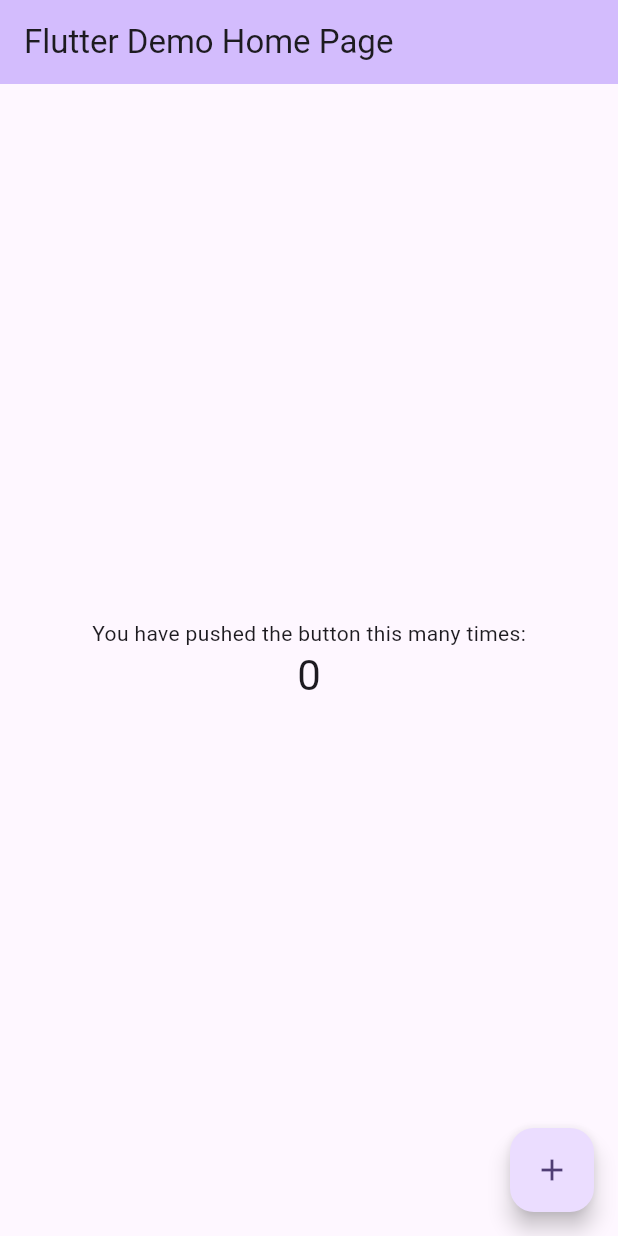
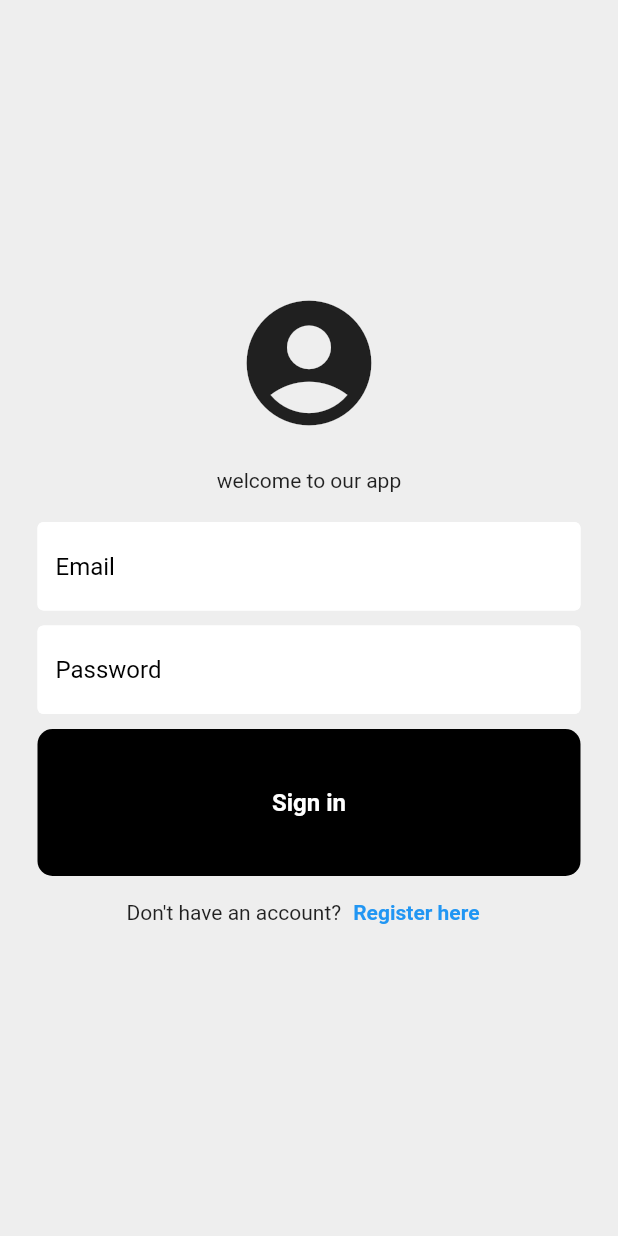
Before and after one commit to AllergyOat/JodWallet-flutter, a Flutter app: the screen it shows after launch, on a phone screen of 412 x 824 dp. Run offline on Flutter 3.47's test engine with Material 2 defaults, Android fonts, the light colour scheme and no system bars; our stand-ins replace firebase_auth, firebase_core; accounts and stored records are empty.

Commit message:
create login and register page and connect the project to firebase

```diff
--- /dev/null
+++ b/lib/auth/auth.dart
@@ -0,0 +1,28 @@
+import 'package:firebase_auth/firebase_auth.dart';
+import 'package:flutter/material.dart';
+import '../pages/home_page.dart';
+import 'login_or_register.dart';
+
+class AuthPage extends StatelessWidget {
+  const AuthPage({super.key});
+
+  @override
+  Widget build(BuildContext context) {
+    return Scaffold(
+      body: StreamBuilder(
+        stream: FirebaseAuth.instance.authStateChanges(),
+        builder: (context, snapshot) {
+          if (snapshot.connectionState == ConnectionState.waiting) {
+            return const Center(child: CircularProgressIndicator());
+          } else if (snapshot.hasError) {
+            return const Center(child: Text('An error occurred'));
+          } else if (snapshot.hasData) {
+            return const HomePage();
+          } else {
+            return const LoginOrRegister();
+          }
+        },
+      ),
+    );
+  }
+}
--- /dev/null
+++ b/lib/auth/login_or_register.dart
@@ -0,0 +1,27 @@
+import 'package:flutter/material.dart';
+import '../pages/login_page.dart';
+import '../pages/register_page.dart';
+
+class LoginOrRegister extends StatefulWidget {
+  const LoginOrRegister({super.key});
+
+  @override
+  State<LoginOrRegister> createState() => _LoginOrRegisterState();
+}
+
+class _LoginOrRegisterState extends State<LoginOrRegister> {
+  bool showLoginPage = true;
+
+  void togglePages() {
+    setState(() => showLoginPage = !showLoginPage);
+  }
+
+  @override
+  Widget build(BuildContext context) {
+    if (showLoginPage) {
+      return LoginPage(onTap: togglePages);
+    } else {
+      return RegisterPage(onTap: togglePages);
+    }
+  }
+}
--- /dev/null
+++ b/lib/component/button.dart
@@ -0,0 +1,38 @@
+import 'package:flutter/material.dart';
+
+class MyButton extends StatelessWidget {
+  final Function()? onTap;
+  final String text;
+  const MyButton({
+    super.key,
+    required this.onTap,
+    required this.text,
+    });
+
+  @override
+  Widget build(BuildContext context) {
+    return GestureDetector(
+      onTap: onTap,
+      child: Container(
+        padding: const EdgeInsets.all(25),
+        decoration: BoxDecoration(
+          color: Colors.black,
+          borderRadius: BorderRadius.circular(10),
+        ),
+        child: TextButton(
+          onPressed: onTap,
+          child: Center(
+            child: Text(
+              text,
+              style: const TextStyle(
+                color: Colors.white,
+                fontWeight: FontWeight.bold,
+                fontSize: 16,
+              ),
+            ),
+          ),
+        ),
+      ),
+    );
+  }
+}
--- /dev/null
+++ b/lib/component/text_field.dart
@@ -0,0 +1,39 @@
+import 'package:flutter/material.dart';
+
+class MyTextField extends StatefulWidget {
+  final TextEditingController controller;
+  final String hintText;
+  final bool obsecureText;
+
+  const MyTextField({
+    super.key,
+    required this.controller,
+    required this.hintText,
+    this.obsecureText = false,
+  });
+
+  @override
+  State<MyTextField> createState() => _MyTextFieldState();
+}
+
+class _MyTextFieldState extends State<MyTextField> {
+  @override
+  Widget build(BuildContext context) {
+    return TextField(
+      controller: widget.controller,
+      obscureText: widget.obsecureText,
+      decoration: InputDecoration(
+        enabledBorder: const OutlineInputBorder(
+          borderSide: BorderSide(color: Colors.white),
+        ),
+        focusedBorder: const OutlineInputBorder(
+          borderSide: BorderSide(color: Colors.white),
+        ),
+        fillColor: Colors.white,
+        filled: true,
+        hintText: widget.hintText,
+        hintStyle: TextStyle(color: Colors.black),
+      ),
+    );
+  }
+}
--- a/lib/main.dart
+++ b/lib/main.dart
@@ -1,125 +1,26 @@
 import 'package:flutter/material.dart';
+import 'package:project/auth/auth.dart';
+import 'package:firebase_core/firebase_core.dart';
 
-void main() {
+void main() async {
+  WidgetsFlutterBinding.ensureInitialized();
+  await Firebase.initializeApp(
+      options: const FirebaseOptions(
+          apiKey: "AIzaSyAjHL2AZSS6wsYLHcqh-0gVn1c5PVxn-po",
+          appId: "1:8656224752:android:673a0f577686f968d59d35",
+          messagingSenderId: "",
+          projectId: "saving-app-3b5e8"));
   runApp(const MyApp());
 }
 
 class MyApp extends StatelessWidget {
   const MyApp({super.key});
 
-  // This widget is the root of your application.
   @override
   Widget build(BuildContext context) {
-    return MaterialApp(
-      title: 'Flutter Demo',
-      theme: ThemeData(
-        // This is the theme of your application.
-        //
-        // TRY THIS: Try running your application with "flutter run". You'll see
-        // the application has a blue toolbar. Then, without quitting the app,
-        // try changing the seedColor in the colorScheme below to Colors.green
-        // and then invoke "hot reload" (save your changes or press the "hot
-        // reload" button in a Flutter-supported IDE, or press "r" if you used
-        // the command line to start the app).
-        //
-        // Notice that the counter didn't reset back to zero; the application
-        // state is not lost during the reload. To reset the state, use hot
-        // restart instead.
-        //
-        // This works for code too, not just values: Most code changes can be
-        // tested with just a hot reload.
-        colorScheme: ColorScheme.fromSeed(seedColor: Colors.deepPurple),
-        useMaterial3: true,
-      ),
-      home: const MyHomePage(title: 'Flutter Demo Home Page'),
+    return const MaterialApp(
+      debugShowCheckedModeBanner: false,
+      home: AuthPage(),
     );
   }
 }
-
-class MyHomePage extends StatefulWidget {
-  const MyHomePage({super.key, required this.title});
-
-  // This widget is the home page of your application. It is stateful, meaning
-  // that it has a State object (defined below) that contains fields that affect
-  // how it looks.
-
-  // This class is the configuration for the state. It holds the values (in this
-  // case the title) provided by the parent (in this case the App widget) and
-  // used by the build method of the State. Fields in a Widget subclass are
-  // always marked "final".
-
-  final String title;
-
-  @override
-  State<MyHomePage> createState() => _MyHomePageState();
-}
-
-class _MyHomePageState extends State<MyHomePage> {
-  int _counter = 0;
-
-  void _incrementCounter() {
-    setState(() {
-      // This call to setState tells the Flutter framework that something has
-      // changed in this State, which causes it to rerun the build method below
-      // so that the display can reflect the updated values. If we changed
-      // _counter without calling setState(), then the build method would not be
-      // called again, and so nothing would appear to happen.
-      _counter++;
-    });
-  }
-
-  @override
-  Widget build(BuildContext context) {
-    // This method is rerun every time setState is called, for instance as done
-    // by the _incrementCounter method above.
-    //
-    // The Flutter framework has been optimized to make rerunning build methods
-    // fast, so that you can just rebuild anything that needs updating rather
-    // than having to individually change instances of widgets.
-    return Scaffold(
-      appBar: AppBar(
-        // TRY THIS: Try changing the color here to a specific color (to
-        // Colors.amber, perhaps?) and trigger a hot reload to see the AppBar
-        // change color while the other colors stay the same.
-        backgroundColor: Theme.of(context).colorScheme.inversePrimary,
-        // Here we take the value from the MyHomePage object that was created by
-        // the App.build method, and use it to set our appbar title.
-        title: Text(widget.title),
-      ),
-      body: Center(
-        // Center is a layout widget. It takes a single child and positions it
-        // in the middle of the parent.
-        child: Column(
-          // Column is also a layout widget. It takes a list of children and
-          // arranges them vertically. By default, it sizes itself to fit its
-          // children horizontally, and tries to be as tall as its parent.
-          //
-          // Column has various properties to control how it sizes itself and
-          // how it positions its children. Here we use mainAxisAlignment to
-          // center the children vertically; the main axis here is the vertical
-          // axis because Columns are vertical (the cross axis would be
-          // horizontal).
-          //
-          // TRY THIS: Invoke "debug painting" (choose the "Toggle Debug Paint"
-          // action in the IDE, or press "p" in the console), to see the
-          // wireframe for each widget.
-          mainAxisAlignment: MainAxisAlignment.center,
-          children: <Widget>[
-            const Text(
-              'You have pushed the button this many times:',
-            ),
-            Text(
-              '$_counter',
-              style: Theme.of(context).textTheme.headlineMedium,
-            ),
-          ],
-        ),
-      ),
-      floatingActionButton: FloatingActionButton(
-        onPressed: _incrementCounter,
-        tooltip: 'Increment',
-        child: const Icon(Icons.add),
-      ), // This trailing comma makes auto-formatting nicer for build methods.
-    );
-  }
-}
--- /dev/null
+++ b/lib/pages/login_page.dart
@@ -0,0 +1,108 @@
+import 'package:firebase_auth/firebase_auth.dart';
+import 'package:flutter/material.dart';
+import 'package:project/component/text_field.dart';
+import 'package:project/component/button.dart';
+
+class LoginPage extends StatefulWidget {
+  final Function()? onTap;
+  const LoginPage({super.key, required this.onTap});
+
+  @override
+  State<LoginPage> createState() => _LoginPageState();
+}
+
+class _LoginPageState extends State<LoginPage> {
+  final emailTextController = TextEditingController();
+  final passwordTextController = TextEditingController();
+
+  // sign in user
+  void signIn() async {
+    // show loading circle
+    showDialog(
+      context: context,
+      builder: (context) => const Center(child: CircularProgressIndicator()),
+    );
+
+    try {
+      await FirebaseAuth.instance.signInWithEmailAndPassword(
+        email: emailTextController.text,
+        password: passwordTextController.text,
+      );
+
+      // pop the loading circle
+      if (context.mounted) Navigator.pop(context);
+    } on FirebaseAuthException catch (e) {
+      Navigator.pop(context);
+      // display error message
+      displayMessage(e.code);
+    }
+  }
+
+  // display a dialog message to user
+  void displayMessage(String message) => showDialog(
+        context: context,
+        builder: (context) => AlertDialog(
+          title: Text(message),
+        ),
+      );
+
+  @override
+  Widget build(BuildContext context) {
+    return Scaffold(
+      backgroundColor: Colors.grey[200],
+      body: SafeArea(
+        child: Center(
+          child: Padding(
+            padding: const EdgeInsets.symmetric(horizontal: 25),
+            child: Column(
+              mainAxisAlignment: MainAxisAlignment.center,
+              children: [
+                const Icon(Icons.account_circle, size: 100),
+                const SizedBox(height: 20),
+                const Text('welcome to our app'),
+                const SizedBox(height: 20),
+
+                // email text field
+                MyTextField(
+                  controller: emailTextController,
+                  hintText: "Email",
+                  obsecureText: false,
+                ),
+                const SizedBox(height: 10),
+
+                // password text field
+                MyTextField(
+                  controller: passwordTextController,
+                  hintText: "Password",
+                  obsecureText: true,
+                ),
+                const SizedBox(height: 10),
+
+                //sign in button
+                MyButton(onTap: signIn, text: 'Sign in'),
+
+                // register suggestion
+                Row(
+                  mainAxisAlignment: MainAxisAlignment.center,
+                  children: [
+                    const Text('Don\'t have an account?'),
+                    TextButton(
+                      onPressed: () {},
+                      child: GestureDetector(
+                        onTap: widget.onTap,
+                        child: const Text('Register here',
+                            style: TextStyle(
+                                color: Colors.blue,
+                                fontWeight: FontWeight.bold)),
+                      ),
+                    ),
+                  ],
+                )
+              ],
+            ),
+          ),
+        ),
+      ),
+    );
+  }
+}
--- a/pubspec.yaml
+++ b/pubspec.yaml
@@ -35,6 +35,10 @@ dependencies:
   # The following adds the Cupertino Icons font to your application.
   # Use with the CupertinoIcons class for iOS style icons.
   cupertino_icons: ^1.0.2
+  firebase_core: ^2.15.1
+  firebase_core_platform_interface: ^4.8.0
+  firebase_auth: ^4.10.0
+  cloud_firestore: ^4.9.1
 
 dev_dependencies:
   flutter_test:
```
Also changed, not shown: lib/pages/home_page.dart (added, +32 -0 lines), lib/pages/register_page.dart (added, +122 -0 lines), pubspec.lock, 4 other files.
